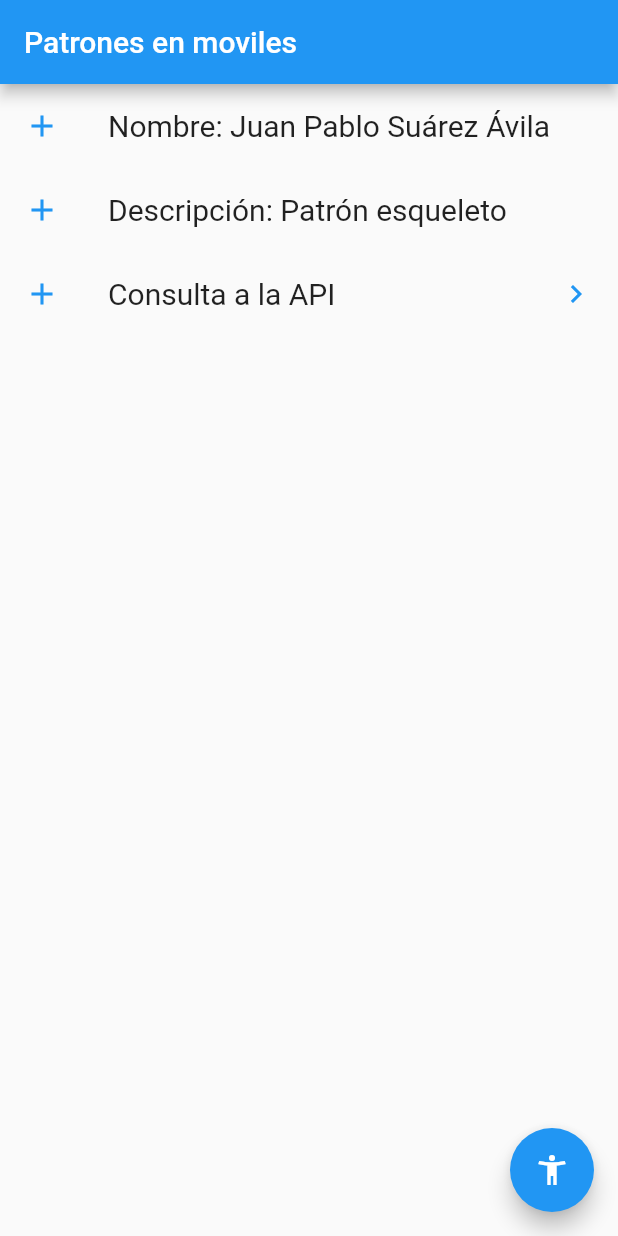
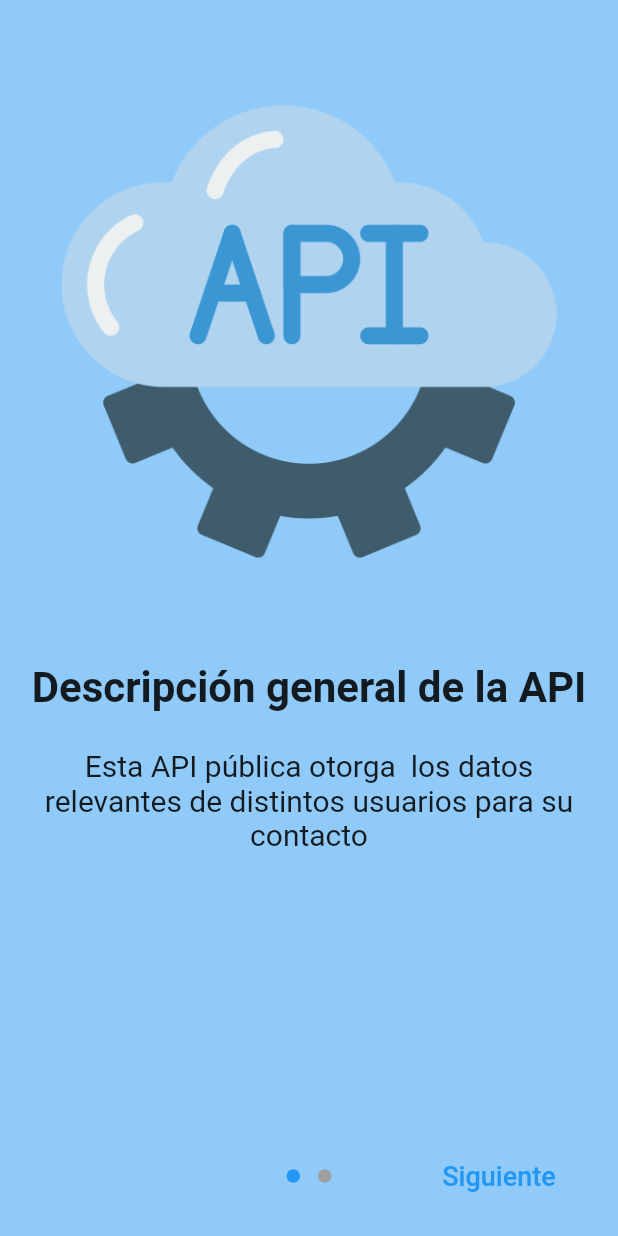
Before and after one commit to JuanPabloSuarezA/skeleton_pt, a Flutter app: the screen it shows after launch, on a phone screen of 412 x 824 dp. Run offline on Flutter 3.47's test engine with Material 2 defaults, Android fonts, the light colour scheme and no system bars; drawn by our look-alikes of introduction_screen; our stand-ins replace skeleton_text.

Commit message:
onboarding pages

```diff
--- a/lib/main.dart
+++ b/lib/main.dart
@@ -1,6 +1,7 @@
 import 'package:flutter/material.dart';
 import 'package:skeleton_pt/src/pages/home_page.dart';
 import 'package:skeleton_pt/src/pages/info_page.dart';
+import 'package:skeleton_pt/src/pages/onboarding_page.dart';
 
 void main() {
   runApp(MyApp());
@@ -11,10 +12,79 @@ class MyApp extends StatelessWidget {
   Widget build(BuildContext context) {
     return MaterialApp(
       title: "Material App",
-      home: Center(child: HomePage()),
+      home: OnBoardingPage(),
       debugShowCheckedModeBanner: false,
       initialRoute: "/",
-      routes: <String, WidgetBuilder>{"vistaAPI": (context) => InfoPage()},
+      routes: <String, WidgetBuilder>{
+        "home": (context) => OnBoardingPage(),
+        "vistaAPI": (context) => InfoPage()
+      },
+      // home: Onboarding(
+      //   proceedButtonStyle: ProceedButtonStyle(
+      //     proceedButtonRoute: (context) {
+      //       return Navigator.pushAndRemoveUntil(
+      //         context,
+      //         MaterialPageRoute(
+      //           builder: (context) => Container(),
+      //         ),
+      //         (route) => false,
+      //       );
+      //     },
+      //   ),
+      //   pages: onboardingPagesList,
+      //   isSkippable: false,
+      //   indicator: Indicator(
+      //       indicatorDesign: IndicatorDesign.polygon(
+      //           polygonDesign: PolygonDesign(
+      //               polygon: DesignType.polygon_square, polygonSpacer: 13.0))),
+      // ),
     );
   }
+
+  // final onboardingPagesList = [
+  //   PageModel(
+  //     widget: Column(
+  //       children: [
+  //         Container(
+  //             padding: EdgeInsets.only(bottom: 45.0),
+  //             child: Image.asset('assets/images/facebook.png',
+  //                 color: pageImageColor)),
+  //         Container(
+  //             width: double.infinity,
+  //             child: Text('SECURED BACKUP', style: pageTitleStyle)),
+  //         Container(
+  //           width: double.infinity,
+  //           child: Text(
+  //             'Keep your files in closed safe so you can\'t lose them',
+  //             style: pageInfoStyle,
+  //           ),
+  //         ),
+  //       ],
+  //     ),
+  //   ),
+  //   PageModel(
+  //     widget: Column(
+  //       children: [
+  //         Image.asset('assets/images/twitter.png', color: pageImageColor),
+  //         Text('CHANGE AND RISE', style: pageTitleStyle),
+  //         Text(
+  //           'Give others access to any file or folder you choose',
+  //           style: pageInfoStyle,
+  //         )
+  //       ],
+  //     ),
+  //   ),
+  //   PageModel(
+  //     widget: Column(
+  //       children: [
+  //         Image.asset('assets/images/instagram.png', color: pageImageColor),
+  //         Text('EASY ACCESS', style: pageTitleStyle),
+  //         Text(
+  //           'Reach your files anytime from any devices anywhere',
+  //           style: pageInfoStyle,
+  //         ),
+  //       ],
+  //     ),
+  //   ),
+  // ];
 }
--- /dev/null
+++ b/lib/src/pages/onboarding_page.dart
@@ -0,0 +1,62 @@
+import 'package:flutter/material.dart';
+import 'package:introduction_screen/introduction_screen.dart';
+
+class OnBoardingPage extends StatelessWidget {
+  @override
+  Widget build(BuildContext context) {
+    return SafeArea(
+        child: Scaffold(
+      appBar: AppBar(
+        backgroundColor: Colors.blue[200],
+        elevation: 0,
+      ),
+      body: IntroductionScreen(
+        pages: [
+          PageViewModel(
+            title: "Descripción general de la API",
+            body: "Esta API pública otorga  los datos relevantes " +
+                "de distintos usuarios para su contacto ",
+            image: Center(
+              child: Image.asset(
+                "assets/icon1.png",
+                width: 400,
+              ),
+            ),
+            decoration: decorar(),
+          ),
+          PageViewModel(
+            title: "Campos de información relevantes",
+            body: "Se incluyen específicamente los campos de ID," +
+                "nombre, nombre de usuario, correo, telefono y empresa",
+            image: Center(
+              child: Image.asset(
+                "assets/icon2.png",
+                width: 400,
+              ),
+            ),
+            decoration: decorar(),
+          )
+        ],
+        done: Text(
+          "Consultar",
+          style: TextStyle(fontWeight: FontWeight.bold, fontSize: 18),
+        ),
+        onDone: () {
+          Navigator.pushNamed(context, "vistaAPI");
+        },
+        showNextButton: true,
+        next: Text(
+          "Siguiente",
+          style: TextStyle(fontSize: 18),
+        ),
+      ),
+    ));
+  }
+
+  PageDecoration decorar() {
+    return PageDecoration(
+        titleTextStyle: TextStyle(fontSize: 28, fontWeight: FontWeight.bold),
+        bodyTextStyle: TextStyle(fontSize: 20),
+        pageColor: Colors.blue[200]);
+  }
+}
--- a/pubspec.yaml
+++ b/pubspec.yaml
@@ -30,6 +30,7 @@ dependencies:
   # Use with the CupertinoIcons class for iOS style icons.
   cupertino_icons: ^1.0.2
   skeleton_text: ^3.0.0
+  introduction_screen: ^2.1.0
 
 dev_dependencies:
   flutter_test:
@@ -46,9 +47,8 @@ flutter:
   uses-material-design: true
 
   # To add assets to your application, add an assets section, like this:
-  # assets:
-  #   - images/a_dot_burr.jpeg
-  #   - images/a_dot_ham.jpeg
+  assets:
+    - assets/
 
   # An image asset can refer to one or more resolution-specific "variants", see
   # https://flutter.dev/assets-and-images/#resolution-aware.
```
Also changed, not shown: lib/src/components/post_class.dart (+38 -3 lines), lib/src/pages/info_page.dart (+10 -6 lines), assets/icon1.png (added), assets/icon2.png (added), pubspec.lock.
